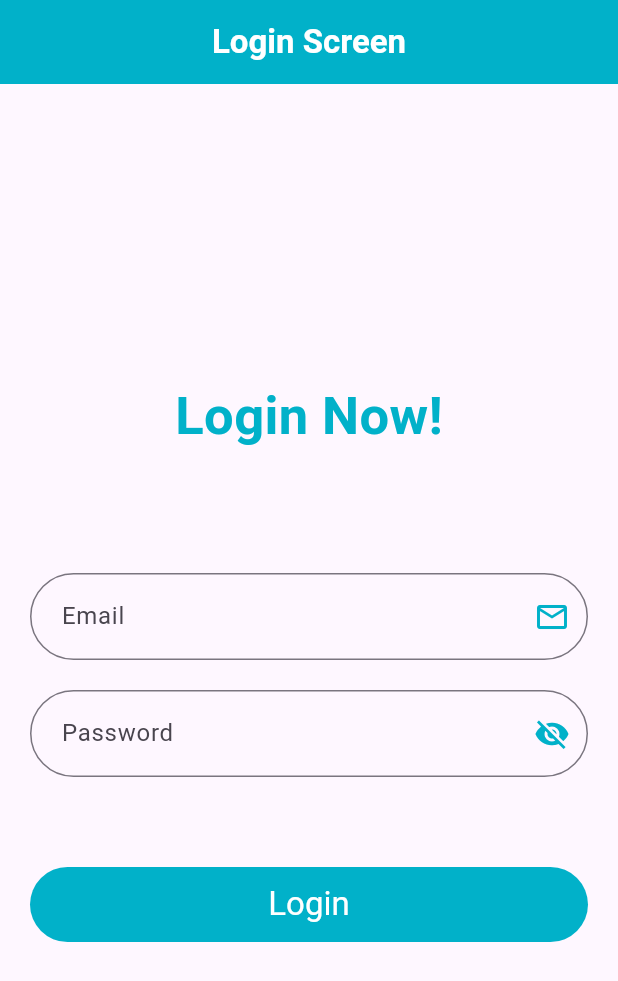
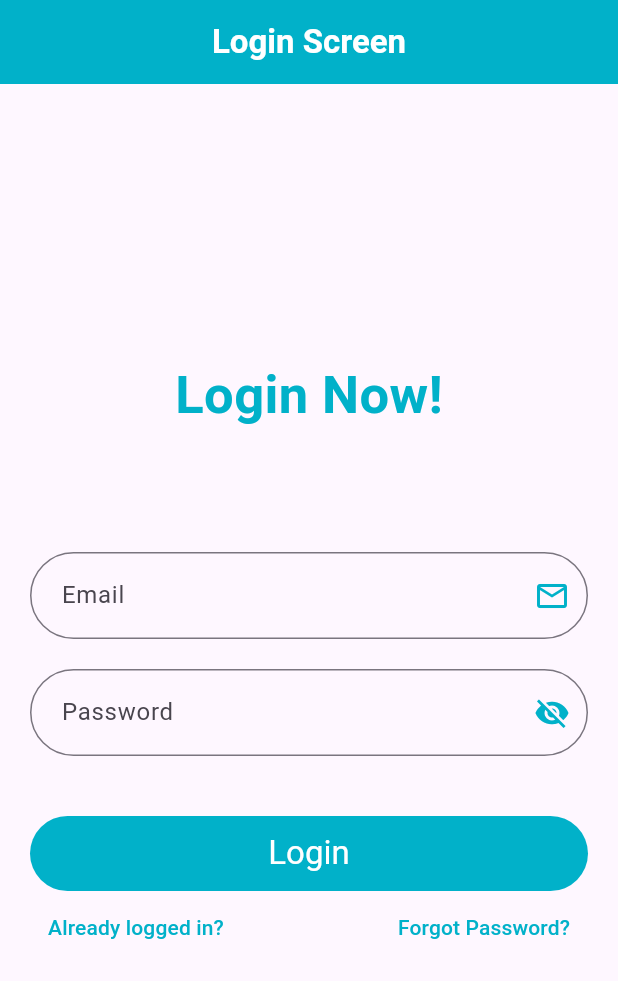
Before and after one commit to aleem219/mvvm_login, a Flutter app: the screen it shows after launch, on a phone screen of 412 x 824 dp. Shown: the top 981 px of the screen. Run offline on Flutter 3.47's test engine with Material 3 defaults, Android fonts, the phone set to English and light mode, and no system bars; our stand-ins replace fluttertoast, get, shared_preferences; missing offline and left inert: network_checker.

Commit message:
updated code for next buttons

```diff
--- a/lib/views/login/login_view.dart
+++ b/lib/views/login/login_view.dart
@@ -39,14 +39,14 @@ class _LoginViewState extends State<LoginView> {
               mainAxisAlignment: MainAxisAlignment.center,
               crossAxisAlignment: CrossAxisAlignment.center,
               children: [
-                const Text(
+                 Text(
                   "Login Now!",
                   style: TextStyle(
                       color: AppColor.primaryColor,
                       fontWeight: FontWeight.bold,
                       fontSize: 35),
                 ),
-                const SizedBox(
+                 SizedBox(
                   height: 80,
                 ),
                 Form(
@@ -54,18 +54,43 @@ class _LoginViewState extends State<LoginView> {
                   child: Column(
                     children: [
                       InputEmailWidget(),
-                      const SizedBox(
+                       SizedBox(
                         height: 20,
                       ),
                       InputPasswordWidget(),
                     ],
                   ),
                 ),
-                const SizedBox(
-                  height: 60,
+                 SizedBox(
+                  height: 40,
                 ),
                 LoginButton(
                   formKey: _formKey,
+                ),
+                Row(
+                  mainAxisAlignment: MainAxisAlignment.spaceBetween,
+                  children: [
+                    TextButton(
+                      onPressed: () { },
+                      child: Text(
+                        "Already logged in?",
+                        style: TextStyle(
+                          color: AppColor.primaryColor,
+                          fontWeight: FontWeight.w500,
+                        ),
+                      ),
+                    ),
+                    TextButton(
+                      onPressed: () { },
+                      child: Text(
+                        "Forgot Password?",
+                        style: TextStyle(
+                          color: AppColor.primaryColor,
+                          fontWeight: FontWeight.w500,
+                        ),
+                      ),
+                    ),
+                  ],
                 ),
               ],
             ),
```
